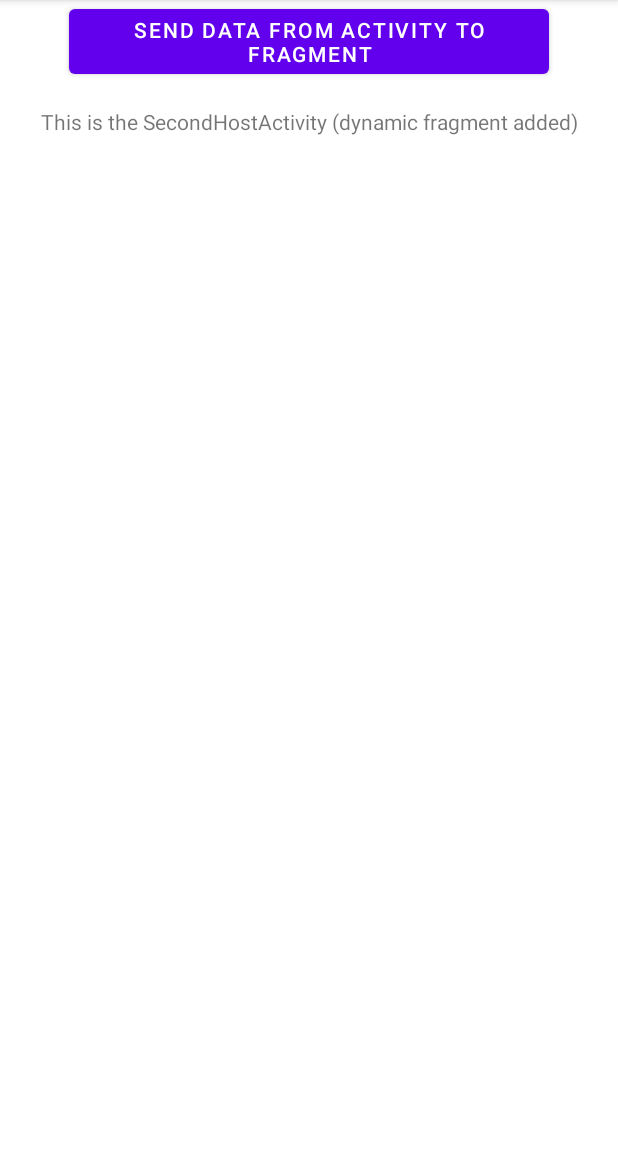
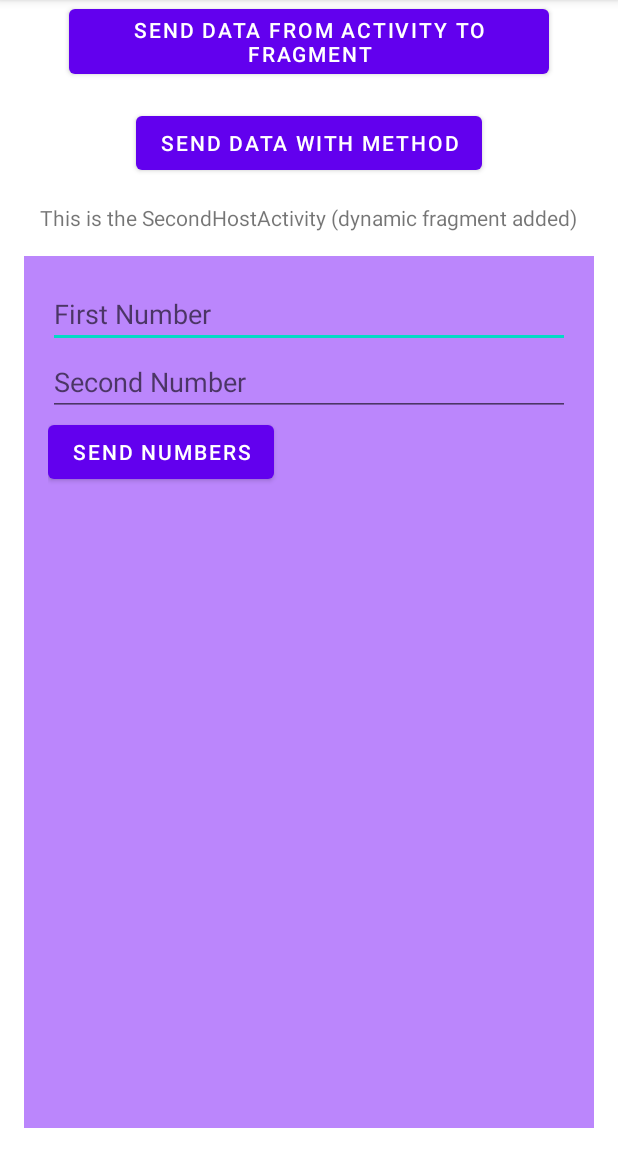
Before and after one commit to magdamiu/AndroidFundamentalsFall2021, an Android app: the SecondHostActivity screen opened directly, with no data from a screen before it, on a phone screen of 412 x 824 dp, the part 84-1236 px from its top. Run offline under Robolectric (Android 15) with nearby library versions, the phone set to English and light mode, and no system bars.

Commit message:
send data from activity to fragment using an interface

```diff
--- a/app/src/main/java/com/magdamiu/androidfundamentalsfall2021/fragment/BlankFragment.java
+++ b/app/src/main/java/com/magdamiu/androidfundamentalsfall2021/fragment/BlankFragment.java
@@ -4,6 +4,7 @@ import android.os.Bundle;
 
 import androidx.fragment.app.Fragment;
 
+import android.util.Log;
 import android.view.LayoutInflater;
 import android.view.View;
 import android.view.ViewGroup;
@@ -16,6 +17,7 @@ public class BlankFragment extends Fragment {
     private TextView resultTextView;
     private String name;
     private int value;
+    private String message;
 
     public BlankFragment() {
         // Required empty public constructor
@@ -38,4 +40,9 @@ public class BlankFragment extends Fragment {
         resultTextView.setText(String.format("%s %d", name, value));
         return view;
     }
+
+    public void setMessage(String message) {
+        this.message = message;
+        Log.e("BlankFragment", message);
+    }
 }
--- /dev/null
+++ b/app/src/main/java/com/magdamiu/androidfundamentalsfall2021/fragment/HostListener.java
@@ -0,0 +1,5 @@
+package com.magdamiu.androidfundamentalsfall2021.fragment;
+
+public interface HostListener {
+    void addTwoNumbers(int firstNumber, int secondNumber);
+}
--- a/app/src/main/java/com/magdamiu/androidfundamentalsfall2021/fragment/SecondHostActivity.java
+++ b/app/src/main/java/com/magdamiu/androidfundamentalsfall2021/fragment/SecondHostActivity.java
@@ -6,17 +6,25 @@ import androidx.fragment.app.FragmentTransaction;
 
 import android.os.Bundle;
 import android.view.View;
+import android.widget.TextView;
+import android.widget.Toast;
 
 import com.magdamiu.androidfundamentalsfall2021.R;
 
-public class SecondHostActivity extends AppCompatActivity {
+public class SecondHostActivity extends AppCompatActivity implements HostListener {
     static final String NAME = "name";
     static final String VALUE = "value";
+
+    private TextView resultFromReceivedNumbers;
 
     @Override
     protected void onCreate(Bundle savedInstanceState) {
         super.onCreate(savedInstanceState);
         setContentView(R.layout.activity_second_host);
+
+        resultFromReceivedNumbers = findViewById(R.id.result);
+
+        insertFragment(new SumFragment());
     }
 
     private void insertFragment(Fragment fragment) {
@@ -33,4 +41,21 @@ public class SecondHostActivity extends AppCompatActivity {
         blankFragment.setArguments(bundle);
         insertFragment(blankFragment);
     }
+
+    public void sendDataWithMethodOnClick(View view) {
+        BlankFragment blankFragment = new BlankFragment();
+        blankFragment.setMessage("hello from Activity");
+    }
+
+    @Override
+    public void addTwoNumbers(int firstNumber, int secondNumber) {
+        int sum = firstNumber + secondNumber;
+        resultFromReceivedNumbers.setText(String.format("%d", sum));
+    }
+
+    @Override
+    public void onBackPressed() {
+        super.onBackPressed();
+        Toast.makeText(SecondHostActivity.this, "you pressed the back button", Toast.LENGTH_LONG).show();
+    }
 }
--- /dev/null
+++ b/app/src/main/java/com/magdamiu/androidfundamentalsfall2021/fragment/SumFragment.java
@@ -0,0 +1,52 @@
+package com.magdamiu.androidfundamentalsfall2021.fragment;
+
+import android.os.Bundle;
+
+import androidx.fragment.app.Fragment;
+
+import android.view.LayoutInflater;
+import android.view.View;
+import android.view.ViewGroup;
+import android.widget.Button;
+import android.widget.EditText;
+
+import com.magdamiu.androidfundamentalsfall2021.R;
+
+
+public class SumFragment extends Fragment {
+
+    private EditText firstNumber, secondNumber;
+    private Button sendNumbers;
+
+    public SumFragment() {
+        // Required empty public constructor
+    }
+
+    @Override
+    public void onCreate(Bundle savedInstanceState) {
+        super.onCreate(savedInstanceState);
+
+    }
+
+    @Override
+    public View onCreateView(LayoutInflater inflater, ViewGroup container,
+                             Bundle savedInstanceState) {
+        View view = inflater.inflate(R.layout.fragment_sum, container, false);
+
+        firstNumber = view.findViewById(R.id.firstNumber);
+        secondNumber = view.findViewById(R.id.secondNumber);
+        sendNumbers = view.findViewById(R.id.sendNumbers);
+
+        sendNumbers.setOnClickListener(view1 -> sendNumbersToActivity());
+
+        return view;
+    }
+
+    private void sendNumbersToActivity() {
+        // TODO to validate the content from the EditTexts
+        int first = Integer.parseInt(firstNumber.getText().toString());
+        int second = Integer.parseInt(secondNumber.getText().toString());
+        HostListener listener = (HostListener) getActivity();
+        listener.addTwoNumbers(first, second);
+    }
+}
--- a/app/src/main/res/layout/activity_second_host.xml
+++ b/app/src/main/res/layout/activity_second_host.xml
@@ -17,10 +17,10 @@
         app:layout_constraintBottom_toBottomOf="parent"
         app:layout_constraintEnd_toEndOf="parent"
         app:layout_constraintStart_toStartOf="parent"
-        app:layout_constraintTop_toBottomOf="@+id/textView3" />
+        app:layout_constraintTop_toBottomOf="@+id/result" />
 
     <TextView
-        android:id="@+id/textView3"
+        android:id="@+id/result"
         android:layout_width="wrap_content"
         android:layout_height="wrap_content"
         android:layout_marginStart="16dp"
@@ -28,8 +28,9 @@
         android:layout_marginEnd="16dp"
         android:text="@string/second_activity_label"
         app:layout_constraintEnd_toEndOf="parent"
+        app:layout_constraintHorizontal_bias="0.473"
         app:layout_constraintStart_toStartOf="parent"
-        app:layout_constraintTop_toBottomOf="@+id/button7" />
+        app:layout_constraintTop_toBottomOf="@+id/button11" />
 
     <Button
         android:id="@+id/button7"
@@ -43,4 +44,15 @@
         app:layout_constraintStart_toStartOf="parent"
         app:layout_constraintTop_toTopOf="parent" />
 
+    <Button
+        android:id="@+id/button11"
+        android:layout_width="wrap_content"
+        android:layout_height="wrap_content"
+        android:layout_marginTop="16dp"
+        android:text="@string/send_data_with_method"
+        android:onClick="sendDataWithMethodOnClick"
+        app:layout_constraintEnd_toEndOf="parent"
+        app:layout_constraintStart_toStartOf="parent"
+        app:layout_constraintTop_toBottomOf="@+id/button7" />
+
 </androidx.constraintlayout.widget.ConstraintLayout>
--- /dev/null
+++ b/app/src/main/res/layout/fragment_sum.xml
@@ -0,0 +1,31 @@
+<?xml version="1.0" encoding="utf-8"?>
+<LinearLayout xmlns:android="http://schemas.android.com/apk/res/android"
+    xmlns:tools="http://schemas.android.com/tools"
+    android:layout_width="match_parent"
+    android:layout_height="match_parent"
+    android:orientation="vertical"
+    android:padding="@dimen/medium_space"
+    android:background="@color/purple_200"
+    tools:context=".fragment.SumFragment">
+
+    <EditText
+        android:id="@+id/firstNumber"
+        android:layout_width="match_parent"
+        android:layout_height="wrap_content"
+        android:ems="10"
+        android:hint="@string/first_number"
+        android:inputType="number" />
+
+    <EditText
+        android:id="@+id/secondNumber"
+        android:layout_width="match_parent"
+        android:layout_height="wrap_content"
+        android:hint="@string/second_number"
+        android:inputType="number" />
+
+    <Button
+        android:id="@+id/sendNumbers"
+        android:layout_width="wrap_content"
+        android:layout_height="wrap_content"
+        android:text="@string/send_numbers" />
+</LinearLayout>
--- a/app/src/main/res/values/strings.xml
+++ b/app/src/main/res/values/strings.xml
@@ -57,4 +57,8 @@ ConstraintLayout* - position and size widgets in a flexible way
     <string name="start_second_host_activity">Start Second Host Activity</string>
     <string name="second_activity_label">This is the SecondHostActivity (dynamic fragment added)</string>
     <string name="send_data_from_activity_to_fragment">Send data from Activity to Fragment</string>
+    <string name="send_data_with_method">Send data with method</string>
+    <string name="first_number">First Number</string>
+    <string name="second_number">Second Number</string>
+    <string name="send_numbers">Send numbers</string>
 </resources>
```
